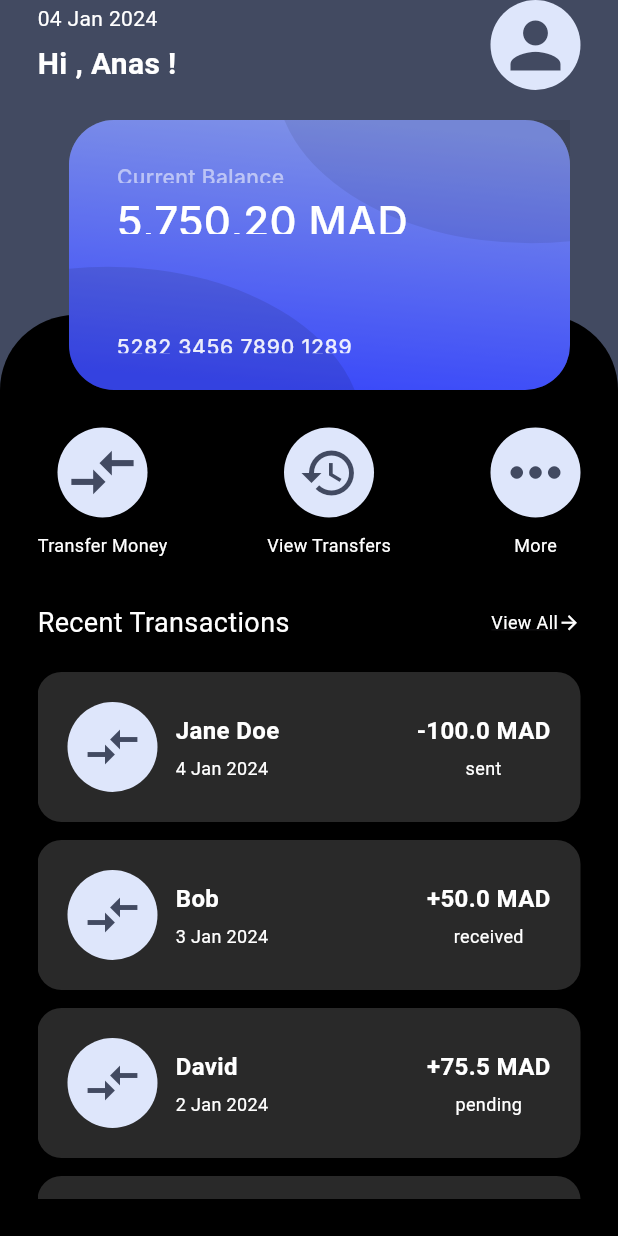
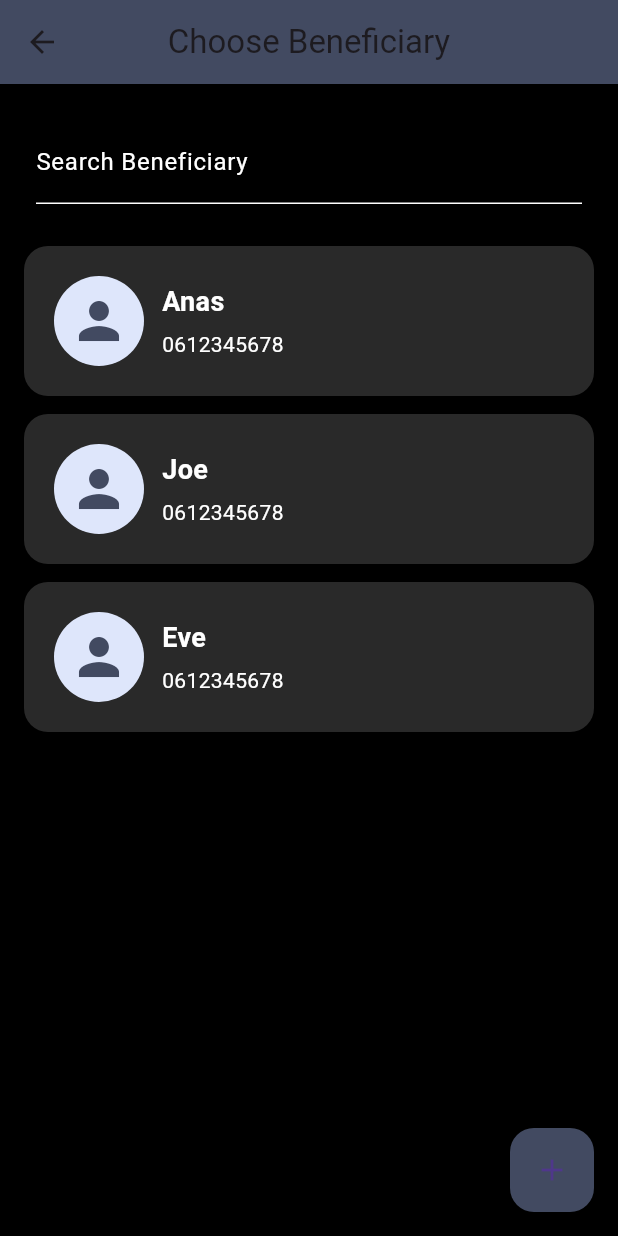
Before and after one commit to Anas-Aneddame/M-Wallet-Transfert-National, a Flutter app: the screen it shows after launch, after a tap on the "compare arrows" icon, on a phone screen of 412 x 824 dp. Run offline on Flutter 3.47's test engine with Material 3 defaults, Android fonts, the phone set to English and light mode, and no system bars; our stand-ins replace curved_navigation_bar; Roboto replaces fonts that are missing (Inter).

Commit message:
add Beneficiary page

```diff
--- /dev/null
+++ b/m_wallet_transfertnational/lib/classes/user.dart
@@ -0,0 +1,9 @@
+class User {
+  final String userName;
+  final String phoneNumber;
+
+  User({
+    required this.userName,
+    required this.phoneNumber,
+  });
+}
--- a/m_wallet_transfertnational/lib/screens/TransactionsPage.dart
+++ b/m_wallet_transfertnational/lib/screens/Transactions_page.dart
@@ -1,6 +1,6 @@
 import 'package:flutter/material.dart';
 import 'package:m_wallet_transfertnational/classes/transaction.dart';
-import 'package:m_wallet_transfertnational/widgets/transactionTile.dart';
+import 'package:m_wallet_transfertnational/widgets/transaction_tile.dart';
 
 class TransactionsPage extends StatefulWidget {
   const TransactionsPage({super.key});
@@ -98,20 +98,18 @@ class _TransactionsPageState extends State<TransactionsPage> {
   @override
   Widget build(BuildContext context) {
     return Scaffold(
-      backgroundColor: Color(0xFF424A61),
+      appBar: AppBar(
+        title: const Text('Transactions'),
+        centerTitle: true,
+        backgroundColor: const Color(0xFF424A61),
+      ),
+      backgroundColor: Colors.black,
       body: SafeArea(
         child: Padding(
           padding: const EdgeInsets.all(16.0),
           child: Column(
             children: [
-              const Text(
-                'Transactions',
-                style: TextStyle(
-                    color: Colors.white,
-                    fontSize: 20,
-                    fontWeight: FontWeight.bold),
-              ),
-              SizedBox(
+              const SizedBox(
                 height: 10,
               ),
               Padding(
@@ -204,7 +202,9 @@ class _TransactionsPageState extends State<TransactionsPage> {
         child: Container(
           padding: const EdgeInsets.symmetric(horizontal: 10),
           decoration: BoxDecoration(
-            color: filter == selectedFilter ? Colors.black : Color(0xFFDEE6FB),
+            color: filter == selectedFilter
+                ? Color(0xFF424A61)
+                : Color(0xFFDEE6FB),
             borderRadius: BorderRadius.circular(12),
           ),
           child: Text(
@@ -214,7 +214,8 @@ class _TransactionsPageState extends State<TransactionsPage> {
               fontWeight: filter == selectedFilter
                   ? FontWeight.bold
                   : FontWeight.normal,
-              color: filter == selectedFilter ? Colors.white : Colors.black,
+              color:
+                  filter == selectedFilter ? Colors.white : Color(0xFF424A61),
             ),
           ),
         ),
--- /dev/null
+++ b/m_wallet_transfertnational/lib/screens/beneficiary_page.dart
@@ -0,0 +1,65 @@
+import 'package:flutter/material.dart';
+import '../classes/user.dart';
+import '../widgets/beneficiary_tile.dart';
+
+class BeneficiaryPage extends StatelessWidget {
+  List<User> beneficiaries = [
+    User(userName: 'Anas', phoneNumber: '0612345678'),
+    User(userName: 'Joe', phoneNumber: '0612345678'),
+    User(userName: 'Eve', phoneNumber: '0612345678'),
+  ];
+
+  @override
+  Widget build(BuildContext context) {
+    return Scaffold(
+      appBar: AppBar(
+        title: const Text('Choose Beneficiary'),
+        centerTitle: true,
+        backgroundColor: const Color(0xFF424A61),
+      ),
+      backgroundColor: Colors.black,
+      body: Padding(
+        padding: const EdgeInsets.all(16.0),
+        child: Column(
+          crossAxisAlignment: CrossAxisAlignment.stretch,
+          children: [
+            Padding(
+              padding: const EdgeInsets.all(8.0),
+              child: TextFormField(
+                style: TextStyle(color: Colors.white),
+                decoration: const InputDecoration(
+                    enabledBorder: UnderlineInputBorder(
+                      borderSide: BorderSide(
+                          color: Colors.white), // Set underline color to white
+                    ),
+                    border: UnderlineInputBorder(
+                        borderSide: BorderSide(color: Colors.white)),
+                    focusedBorder: UnderlineInputBorder(
+                      borderSide: BorderSide(color: Colors.white),
+                    ),
+                    labelText: 'Search Beneficiary',
+                    labelStyle: TextStyle(color: Colors.white)),
+              ),
+            ),
+            SizedBox(
+              height: 20,
+            ),
+            Expanded(
+              child: ListView.builder(
+                itemCount: beneficiaries.length,
+                itemBuilder: (context, index) {
+                  return BeneficiaryTile(beneficiary: beneficiaries[index]);
+                },
+              ),
+            ),
+          ],
+        ),
+      ),
+      floatingActionButton: FloatingActionButton(
+        backgroundColor: const Color(0xFF424A61),
+        onPressed: () {},
+        child: Icon(Icons.add),
+      ),
+    );
+  }
+}
--- a/m_wallet_transfertnational/lib/screens/home.dart
+++ b/m_wallet_transfertnational/lib/screens/home.dart
@@ -1,8 +1,9 @@
 import 'package:flutter/material.dart';
 import 'package:curved_navigation_bar/curved_navigation_bar.dart';
 import 'package:intl/intl.dart';
-import 'package:m_wallet_transfertnational/screens/TransactionsPage.dart';
-import 'package:m_wallet_transfertnational/widgets/transactionTile.dart';
+import 'package:m_wallet_transfertnational/screens/Transactions_page.dart';
+import 'package:m_wallet_transfertnational/screens/beneficiary_page.dart';
+import 'package:m_wallet_transfertnational/widgets/transaction_tile.dart';
 import '../classes/transaction.dart';
 import '../widgets/card.dart';
 
@@ -166,6 +167,12 @@ class _HomeState extends State<Home> {
                           children: [
                             GestureDetector(
                               onTap: () {
+                                Navigator.push(
+                                  context,
+                                  MaterialPageRoute(
+                                    builder: (context) => BeneficiaryPage(),
+                                  ),
+                                );
                                 print("Container clicked!");
                               },
                               child: Container(
--- /dev/null
+++ b/m_wallet_transfertnational/lib/widgets/beneficiary_tile.dart
@@ -0,0 +1,60 @@
+import 'package:flutter/material.dart';
+import 'package:m_wallet_transfertnational/classes/user.dart';
+
+class BeneficiaryTile extends StatelessWidget {
+  final User beneficiary;
+
+  const BeneficiaryTile({super.key, required this.beneficiary});
+  @override
+  Widget build(BuildContext context) {
+    return Padding(
+        padding: const EdgeInsets.only(bottom: 12.0),
+        child: Container(
+          height: 100,
+          padding: EdgeInsets.all(20),
+          decoration: BoxDecoration(
+              color: Color(0xFF292929),
+              borderRadius: BorderRadius.circular(16)),
+          child:
+              Row(mainAxisAlignment: MainAxisAlignment.spaceBetween, children: [
+            Row(
+              children: [
+                const CircleAvatar(
+                  radius: 30,
+                  backgroundColor: Color(0xFFDEE6FB),
+                  child: Icon(
+                    Icons.person,
+                    size: 40,
+                    color: Color(0xFF424A61),
+                  ),
+                ),
+                const SizedBox(
+                  width: 12,
+                ),
+                Column(
+                  crossAxisAlignment: CrossAxisAlignment.start,
+                  mainAxisAlignment: MainAxisAlignment.center,
+                  children: [
+                    Text(
+                      beneficiary.userName,
+                      style: const TextStyle(
+                          color: Colors.white,
+                          fontWeight: FontWeight.bold,
+                          fontSize: 18),
+                    ),
+                    const SizedBox(
+                      height: 5,
+                    ),
+                    Text(beneficiary.phoneNumber,
+                        style: const TextStyle(
+                          color: Colors.white,
+                          fontSize: 14,
+                        ))
+                  ],
+                ),
+              ],
+            ),
+          ]),
+        ));
+  }
+}
```
Also changed, not shown: m_wallet_transfertnational/lib/widgets/transaction_tile.dart (renamed from m_wallet_transfertnational/lib/widgets/transactionTile.dart).
